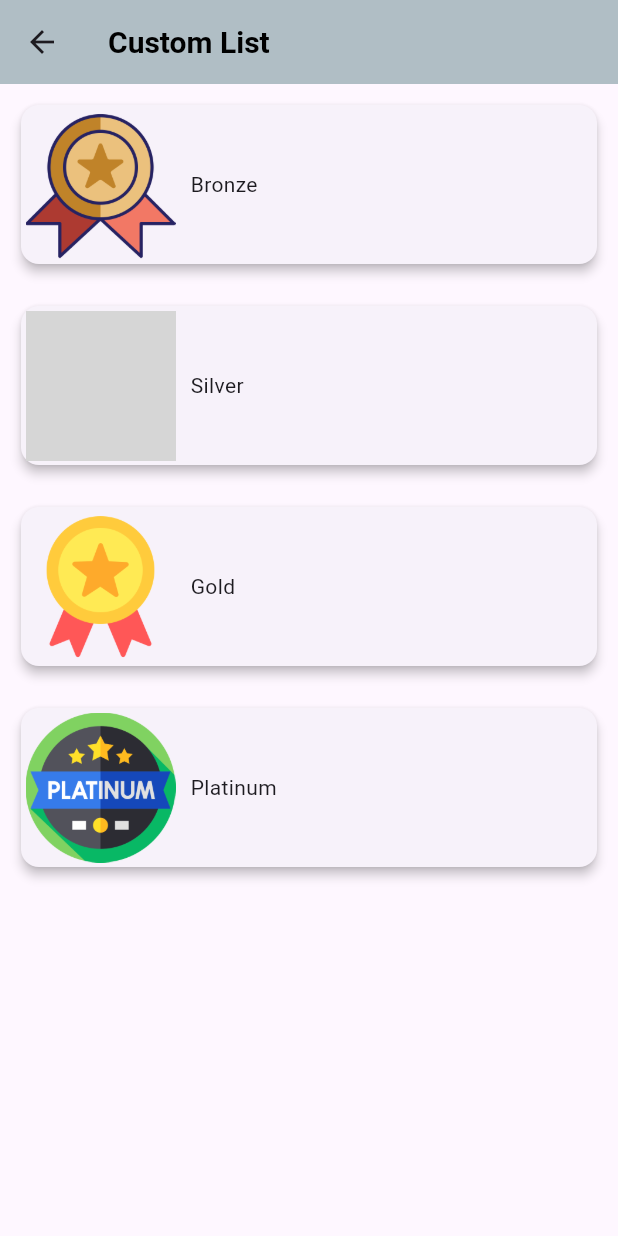
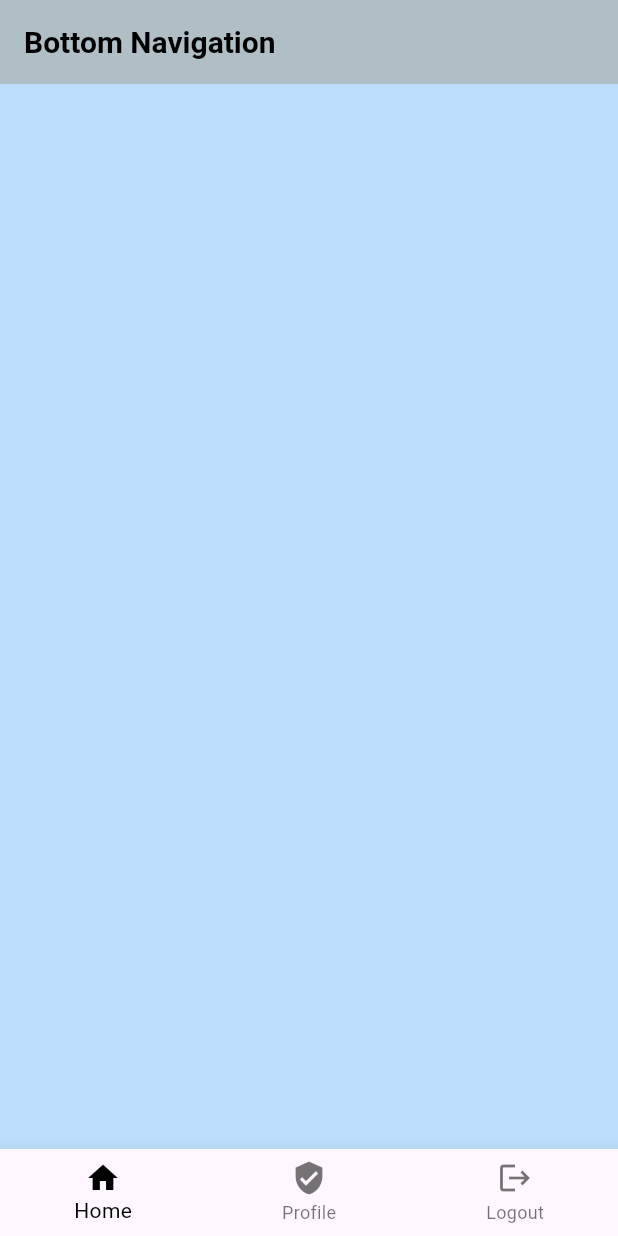
Before and after one commit to SagarKhatri24/ecommerce_on_25, a Flutter app: the screen it shows after launch, on a phone screen of 412 x 824 dp. Run offline on Flutter 3.47's test engine with Material 3 defaults, Android fonts, the light colour scheme and no system bars; our stand-ins replace fluttertoast; grey boxes are pictures that could not be loaded.

Commit message:
Bottom Nav, Navigation

```diff
--- /dev/null
+++ b/lib/bottom_nav.dart
@@ -0,0 +1,60 @@
+import 'package:ecommerce_on_25/call.dart';
+import 'package:ecommerce_on_25/chat.dart';
+import 'package:ecommerce_on_25/status.dart';
+import 'package:flutter/material.dart';
+
+class BottomState extends StatefulWidget{
+
+  @override
+  BottomMain createState() => BottomMain();
+
+}
+
+class BottomMain extends State<BottomState>{
+
+  var tabArray = [ChatState(),StatusState(),CallState()];
+  var selectedIndex = 0;
+
+  @override
+  Widget build(BuildContext context) {
+    // TODO: implement build
+    //throw UnimplementedError();
+    return MaterialApp(
+      debugShowCheckedModeBanner: false,
+      home: Scaffold(
+        appBar: AppBar(
+          title: Text(
+            "Bottom Navigation",
+            style: TextStyle(color: Colors.black, fontSize: 20.0, fontWeight: FontWeight.bold),
+          ),
+          backgroundColor: Colors.blueGrey.shade200,
+        ),
+        body: tabArray[selectedIndex],
+        bottomNavigationBar: BottomNavigationBar(
+          items: [
+            BottomNavigationBarItem(
+              icon: Icon(Icons.home),
+              label: "Home"
+            ),
+            BottomNavigationBarItem(
+              icon: Icon(Icons.verified_user),
+              label: "Profile"
+            ),
+            BottomNavigationBarItem(
+              icon: Icon(Icons.logout),
+              label: "Logout"
+            ),
+          ],
+          currentIndex: selectedIndex,
+          selectedItemColor: Colors.black,
+          onTap: (index){
+            setState(() {
+              selectedIndex = index;
+            });
+          },
+        ),
+      ),
+    );
+  }
+
+}
--- /dev/null
+++ b/lib/chat.dart
@@ -0,0 +1,23 @@
+import 'package:flutter/material.dart';
+
+class ChatState extends StatefulWidget{
+
+  @override
+  ChatMain createState() => ChatMain();
+
+}
+
+class ChatMain extends State<ChatState>{
+
+  @override
+  Widget build(BuildContext context) {
+    // TODO: implement build
+    //throw UnimplementedError();
+    return Scaffold(
+      body: Container(
+        color: Colors.blue.shade100,
+      ),
+    );
+  }
+
+}
--- /dev/null
+++ b/lib/navigationDemo.dart
@@ -0,0 +1,71 @@
+import 'package:flutter/material.dart';
+import 'package:fluttertoast/fluttertoast.dart';
+
+class NavigationState extends StatefulWidget{
+
+  @override
+  NavigationMain createState() => NavigationMain();
+
+}
+
+class NavigationMain extends State<NavigationState>{
+
+  @override
+  Widget build(BuildContext context) {
+    // TODO: implement build
+    //throw UnimplementedError();
+    return MaterialApp(
+      debugShowCheckedModeBanner: false,
+      home: Scaffold(
+        appBar: AppBar(
+          title: Text(
+            "Navigation Drawer",
+            style: TextStyle(color: Colors.black, fontSize: 20.0, fontWeight: FontWeight.bold),
+          ),
+          backgroundColor: Colors.blueGrey.shade200,
+        ),
+        drawer: Drawer(
+          child: new ListView(
+            children: [
+              UserAccountsDrawerHeader(
+                accountName: Text("User Name"),
+                accountEmail: Text("username@gmail.com"),
+                currentAccountPicture: Icon(Icons.verified_user),
+              ),
+              ListTile(
+                leading: Icon(Icons.home),
+                title: Text("Home"),
+                onTap: (){
+                  showMessage("Home");
+                },
+              ),
+              ListTile(
+                leading: Icon(Icons.verified_user),
+                title: Text("Profile"),
+                onTap: (){
+                  showMessage("Profile");
+                },
+              ),
+              ListTile(
+                leading: Icon(Icons.logout),
+                title: Text("Logout"),
+                onTap: (){
+                  showMessage("Logout");
+                },
+              ),
+            ],
+          ),
+        ),
+      ),
+    );
+  }
+
+  showMessage(message){
+    Fluttertoast.showToast(
+      msg: message,
+      toastLength: Toast.LENGTH_LONG,
+      gravity: ToastGravity.BOTTOM
+    );
+  }
+
+}
--- a/lib/splash.dart
+++ b/lib/splash.dart
@@ -1,6 +1,9 @@
 import 'dart:async';
 
+import 'package:ecommerce_on_25/bottom_nav.dart';
 import 'package:ecommerce_on_25/custom_list.dart';
+import 'package:ecommerce_on_25/navigationDemo.dart';
+import 'package:ecommerce_on_25/tabDemo.dart';
 import 'package:flutter/material.dart';
 
 class SplashDemo extends StatelessWidget{
@@ -37,7 +40,7 @@ class SplashMain extends State<SplashState>{
     return new Timer(
       Duration(seconds: 3),
       (){
-        Navigator.push(context, MaterialPageRoute(builder: (_)=> CustomListState()));
+        Navigator.push(context, MaterialPageRoute(builder: (_)=> BottomState()));
       }
     );
   }
--- /dev/null
+++ b/lib/tabDemo.dart
@@ -0,0 +1,66 @@
+import 'package:ecommerce_on_25/call.dart';
+import 'package:ecommerce_on_25/chat.dart';
+import 'package:ecommerce_on_25/status.dart';
+import 'package:flutter/material.dart';
+
+class TabState extends StatefulWidget{
+
+  @override
+  TabMain createState() => TabMain();
+
+}
+
+class TabMain extends State<TabState> with SingleTickerProviderStateMixin{
+
+  late TabController tabController;
+  var tabArray = [ChatState(),StatusState(),CallState()];
+
+  @override
+  void initState() {
+    // TODO: implement initState
+    super.initState();
+    tabController = TabController(length: tabArray.length, vsync: this);
+  }
+
+  @override
+  Widget build(BuildContext context) {
+    // TODO: implement build
+    //throw UnimplementedError();
+    return MaterialApp(
+      debugShowCheckedModeBanner: false,
+      home: Scaffold(
+        appBar: AppBar(
+          title: Text(
+            "Tab Layout",
+            style: TextStyle(color: Colors.black, fontSize: 20.0, fontWeight: FontWeight.bold),
+          ),
+          backgroundColor: Colors.blueGrey.shade200,
+          bottom: getTabView(),
+        ),
+        body: getTabPage(),
+      ),
+    );
+  }
+
+  getTabView(){
+    return TabBar(
+      tabs: [
+        Tab(text: "Chat",),
+        Tab(text: "Status",),
+        Tab(text: "Call",),
+      ],
+      controller: tabController,
+      unselectedLabelColor: Colors.white,
+      labelColor: Colors.black,
+      indicatorColor: Colors.red,
+    );
+  }
+
+  getTabPage(){
+    return TabBarView(
+      children: tabArray,
+      controller: tabController,
+    );
+  }
+
+}
```
Also changed, not shown: lib/call.dart (added, +23 -0 lines), lib/status.dart (added, +23 -0 lines).
